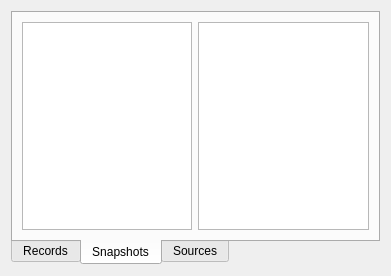
Old version of the form applications/loader/libLoader/FormWidgetLoader.ui in the repository T-PLAY/hub.
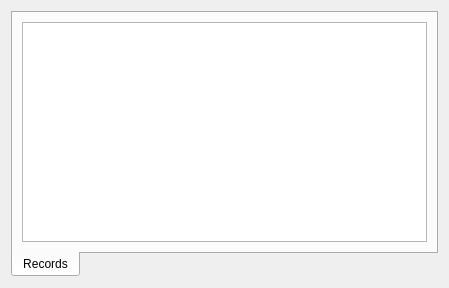
New version of the form. The open tabs and pages were chosen to show the change. Custom widgets are drawn as their Qt base class.

Commit message: added loader in viewer

Patch:
```diff
--- a/applications/loader/libLoader/FormWidgetLoader.ui
+++ b/applications/loader/libLoader/FormWidgetLoader.ui
@@ -6,8 +6,8 @@
    <rect>
     <x>0</x>
     <y>0</y>
-    <width>391</width>
-    <height>276</height>
+    <width>449</width>
+    <height>288</height>
    </rect>
   </property>
   <property name="windowTitle">
@@ -64,65 +64,6 @@
          </property>
         </widget>
        </item>
-       <item>
-        <widget class="ListViewStream" name="listView_recordFrames">
-         <property name="sizePolicy">
-          <sizepolicy hsizetype="Preferred" vsizetype="Preferred">
-           <horstretch>0</horstretch>
-           <verstretch>0</verstretch>
-          </sizepolicy>
-         </property>
-         <property name="maximumSize">
-          <size>
-           <width>150</width>
-           <height>16777215</height>
-          </size>
-         </property>
-         <property name="selectionMode">
-          <enum>QAbstractItemView::MultiSelection</enum>
-         </property>
-        </widget>
-       </item>
-      </layout>
-     </widget>
-     <widget class="QWidget" name="tabSnapshots">
-      <attribute name="title">
-       <string>Snapshots</string>
-      </attribute>
-      <layout class="QHBoxLayout" name="horizontalLayout_4">
-       <item>
-        <widget class="TreeViewStream" name="treeView_snapshot">
-         <property name="sizePolicy">
-          <sizepolicy hsizetype="Preferred" vsizetype="Preferred">
-           <horstretch>0</horstretch>
-           <verstretch>0</verstretch>
-          </sizepolicy>
-         </property>
-        </widget>
-       </item>
-       <item>
-        <widget class="QListView" name="listView_snapshotFrames">
-         <property name="sizePolicy">
-          <sizepolicy hsizetype="Preferred" vsizetype="Preferred">
-           <horstretch>0</horstretch>
-           <verstretch>0</verstretch>
-          </sizepolicy>
-         </property>
-         <property name="selectionMode">
-          <enum>QAbstractItemView::MultiSelection</enum>
-         </property>
-        </widget>
-       </item>
-      </layout>
-     </widget>
-     <widget class="QWidget" name="tabSources">
-      <attribute name="title">
-       <string>Sources</string>
-      </attribute>
-      <layout class="QHBoxLayout" name="horizontalLayout_2">
-       <item>
-        <widget class="QListView" name="listView_sourceFrames"/>
-       </item>
       </layout>
      </widget>
     </widget>
@@ -135,11 +76,6 @@
    <extends>QTreeView</extends>
    <header location="global">TreeViewStream.h</header>
   </customwidget>
-  <customwidget>
-   <class>ListViewStream</class>
-   <extends>QListView</extends>
-   <header location="global">ListViewStream.h</header>
-  </customwidget>
  </customwidgets>
  <resources/>
  <connections/>
```
The commit also changes 27 other files.
